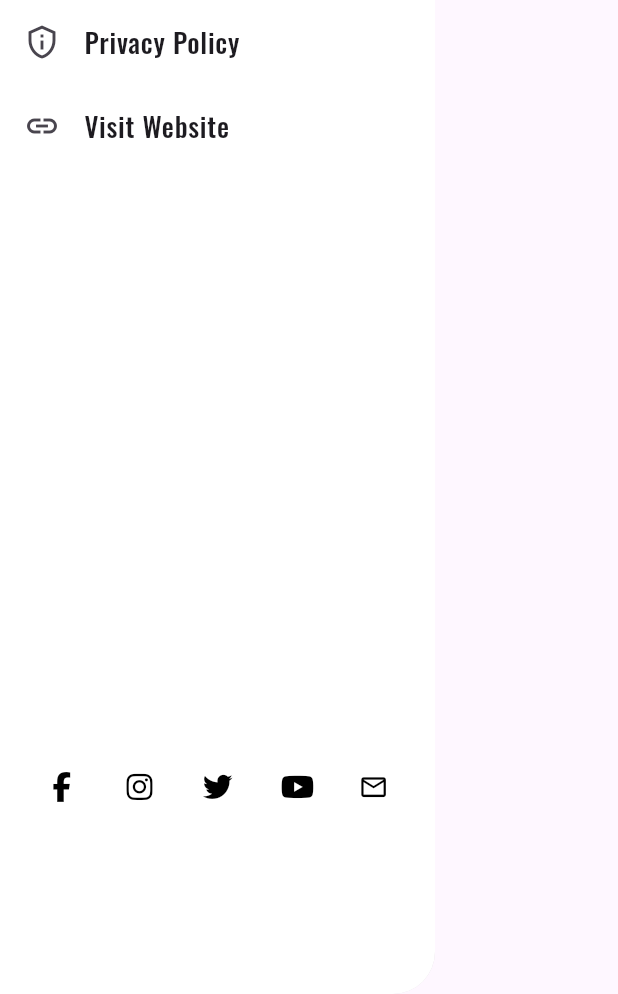
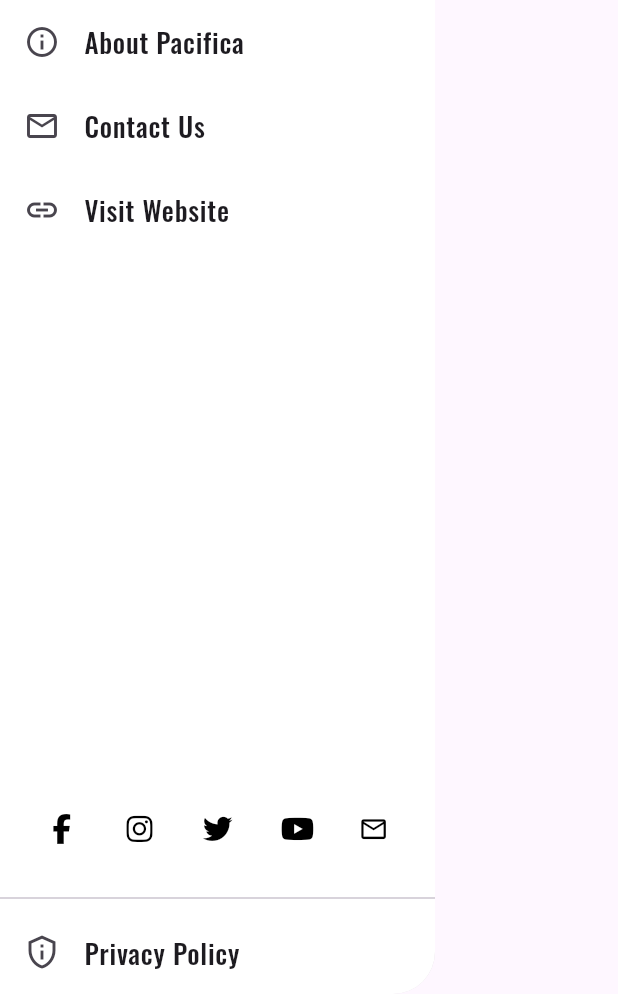
Before and after one commit to Catskill909/podcast_app, a Flutter app: the PodcastDrawer widget shown alone on an empty page, opened directly, on a phone screen of 412 x 824 dp, the part 242-1236 px from its top. Run offline on Flutter 3.47's test engine with Material 3 defaults, Android fonts, the phone set to English and light mode, and no system bars; our stand-ins replace audio_service, font_awesome_flutter, google_fonts, just_audio, shared_preferences; missing offline and left inert: audio_session; accounts and stored records are empty; network calls fail; statements that could not run were skipped.

Commit message:
Fixed naviagtion issues

```diff
--- a/lib/ui/widgets/podcast_drawer.dart
+++ b/lib/ui/widgets/podcast_drawer.dart
@@ -65,15 +65,26 @@ class PodcastDrawer extends StatelessWidget {
                       ),
                     ),
                     ListTile(
-                      leading: const Icon(Icons.privacy_tip_outlined),
+                      leading: const Icon(Icons.info_outline),
                       title: Text(
-                        'Privacy Policy',
+                        'About Pacifica',
                         style: GoogleFonts.oswald(
                           fontWeight: FontWeight.w500,
                           fontSize: 18,
                         ),
                       ),
-                      onTap: () => _launchURL('https://yourdomain.com/privacy'),
+                      onTap: () => _launchURL('https://yourdomain.com'),
+                    ),
+                    ListTile(
+                      leading: const Icon(Icons.mail_outline),
+                      title: Text(
+                        'Contact Us',
+                        style: GoogleFonts.oswald(
+                          fontWeight: FontWeight.w500,
+                          fontSize: 18,
+                        ),
+                      ),
+                      onTap: () => _launchURL('https://yourdomain.com'),
                     ),
                     ListTile(
                       leading: const Icon(Icons.link_outlined),
@@ -92,8 +103,11 @@ class PodcastDrawer extends StatelessWidget {
               ),
               SafeArea(
                 bottom: false,
-                child: Padding(
-                  padding: const EdgeInsets.only(bottom: 120.0, left: 12.0, right: 12.0, top: 8.0),
+                child: Column(
+                  mainAxisSize: MainAxisSize.min,
+                  children: [
+                    Padding(
+                      padding: const EdgeInsets.only(bottom: 20.0, left: 12.0, right: 12.0, top: 8.0),
                       child: Row(
                         mainAxisAlignment: MainAxisAlignment.center,
                         children: [
@@ -129,6 +143,20 @@ class PodcastDrawer extends StatelessWidget {
                         ],
                       ),
                     ),
+                    Divider(),
+                    ListTile(
+                      leading: const Icon(Icons.privacy_tip_outlined),
+                      title: Text(
+                        'Privacy Policy',
+                        style: GoogleFonts.oswald(
+                          fontWeight: FontWeight.w500,
+                          fontSize: 18,
+                        ),
+                      ),
+                      onTap: () => _launchURL('https://yourdomain.com/privacy'),
+                    ),
+                  ],
+                ),
               ),
             ],
           ),
```
Also changed, not shown: lib/main.dart (+14 -1 lines). Lines whose indentation alone changed are shown as unchanged.
